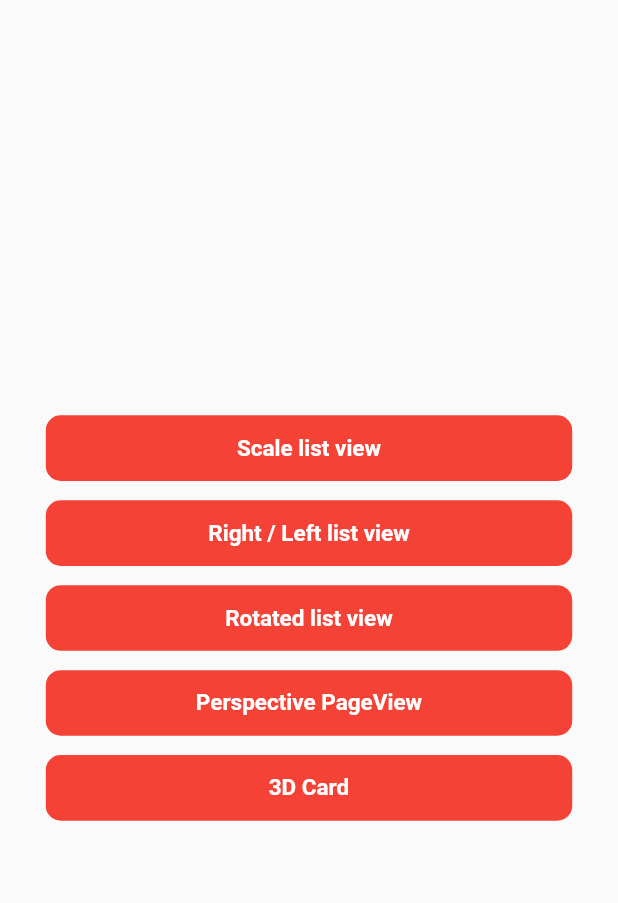
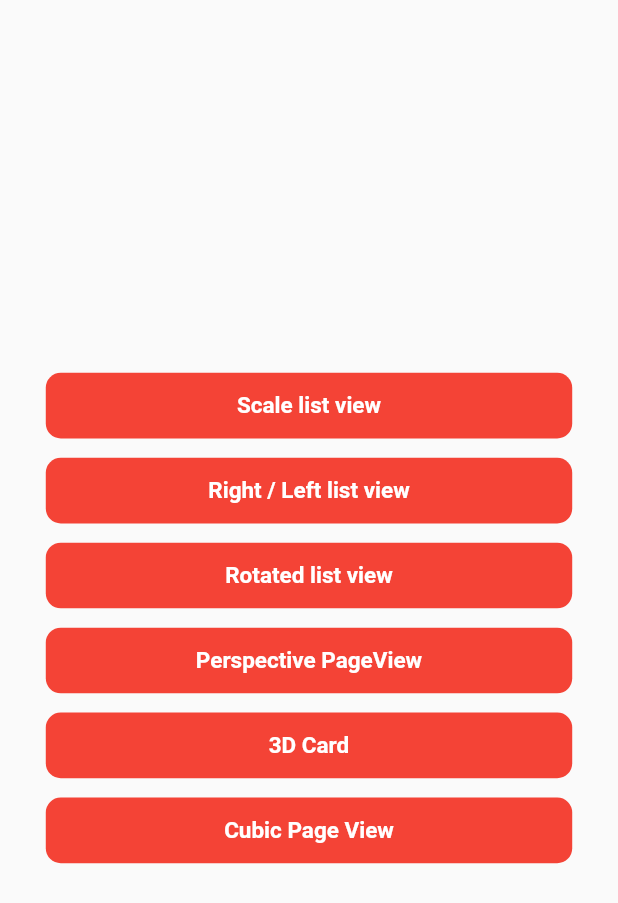
Before and after one commit to camilo1498/flutter_animation, a Flutter app: the screen it shows after launch, on a phone screen of 412 x 824 dp. Shown: the top 903 px of the screen. Run offline on Flutter 3.47's test engine with Material 2 defaults, Android fonts, the phone set to English and light mode, and no system bars; our stand-ins replace dio, flutter_screenutil, get; statements that could not run were skipped.

Commit message:
added cubic page animation

```diff
--- a/lib/pages/3d_card_animation/3d_card_page.dart
+++ b/lib/pages/3d_card_animation/3d_card_page.dart
@@ -37,8 +37,7 @@ class Card3DPage extends StatelessWidget {
                                 ..setEntry(3, 2, 0.001)
                                 ..rotateX(selectionValue),
                               child: AbsorbPointer(
-                                absorbing: !ctrl.isOpen
-                                ,
+                                absorbing: !ctrl.isOpen,
                                 child: Container(
                                   height: constraints.maxHeight,
                                   width: constraints.maxWidth * 0.9,
--- /dev/null
+++ b/lib/pages/cubic_page_view_animation/cubic_binding.dart
@@ -0,0 +1,9 @@
+import 'package:animations/pages/cubic_page_view_animation/cubic_controller.dart';
+import 'package:get/get.dart';
+
+class CubicBinding implements Bindings {
+  @override
+  void dependencies() {
+    Get.lazyPut(() => CubicController());
+  }
+}
--- a/lib/pages/main_page/main_controller.dart
+++ b/lib/pages/main_page/main_controller.dart
@@ -30,4 +30,7 @@ class MainController extends GetxController {
     Get.toNamed(AppRoutes.card3DPage);
   }
 
+  onTapCubicPageView() {
+    Get.toNamed(AppRoutes.cubicPage);
+  }
 }
--- a/lib/pages/main_page/main_page.dart
+++ b/lib/pages/main_page/main_page.dart
@@ -53,6 +53,12 @@ class MainPage extends StatelessWidget {
                         title: '3D Card',
                         onTap: ctrl.onTap3DCard
                     ),
+                    30.verticalSpace,
+
+                    _button(
+                        title: 'Cubic Page View',
+                        onTap: ctrl.onTapCubicPageView
+                    ),
                   ],
                 ),
               ),
--- a/lib/routes/app_pages.dart
+++ b/lib/routes/app_pages.dart
@@ -2,6 +2,8 @@ import 'package:animations/pages/3d_card_animation/3d_card_binding.dart';
 import 'package:animations/pages/3d_card_animation/3d_card_page.dart';
 import 'package:animations/pages/3d_card_animation/detail/detail_card_binding.dart';
 import 'package:animations/pages/3d_card_animation/detail/detai_card_page.dart';
+import 'package:animations/pages/cubic_page_view_animation/cubic_binding.dart';
+import 'package:animations/pages/cubic_page_view_animation/cubic_page.dart';
 import 'package:animations/pages/detail_page/detail_binding.dart';
 import 'package:animations/pages/detail_page/detail_page.dart';
 import 'package:animations/pages/list_animation/list_animation_binding.dart';
@@ -46,5 +48,10 @@ class AppPages {
         page: () => const DetailCardPage(),
         binding: DetailCardBinding()
     ),
+    GetPage(
+        name: AppRoutes.cubicPage,
+        page: () => const CubicPage(),
+        binding: CubicBinding()
+    ),
   ];
 }
--- a/lib/routes/app_routes.dart
+++ b/lib/routes/app_routes.dart
@@ -5,4 +5,5 @@ class AppRoutes {
   static const perspectivePage = '/perspectivePage';
   static const card3DPage = '/card3DPage';
   static const detailCardPage = '/detailCardPage';
+  static const cubicPage = '/cubicPage';
 }
```
Also changed, not shown: lib/pages/cubic_page_view_animation/cubic_controller.dart (added, +31 -0 lines), lib/pages/cubic_page_view_animation/cubic_page.dart (added, +50 -0 lines).
